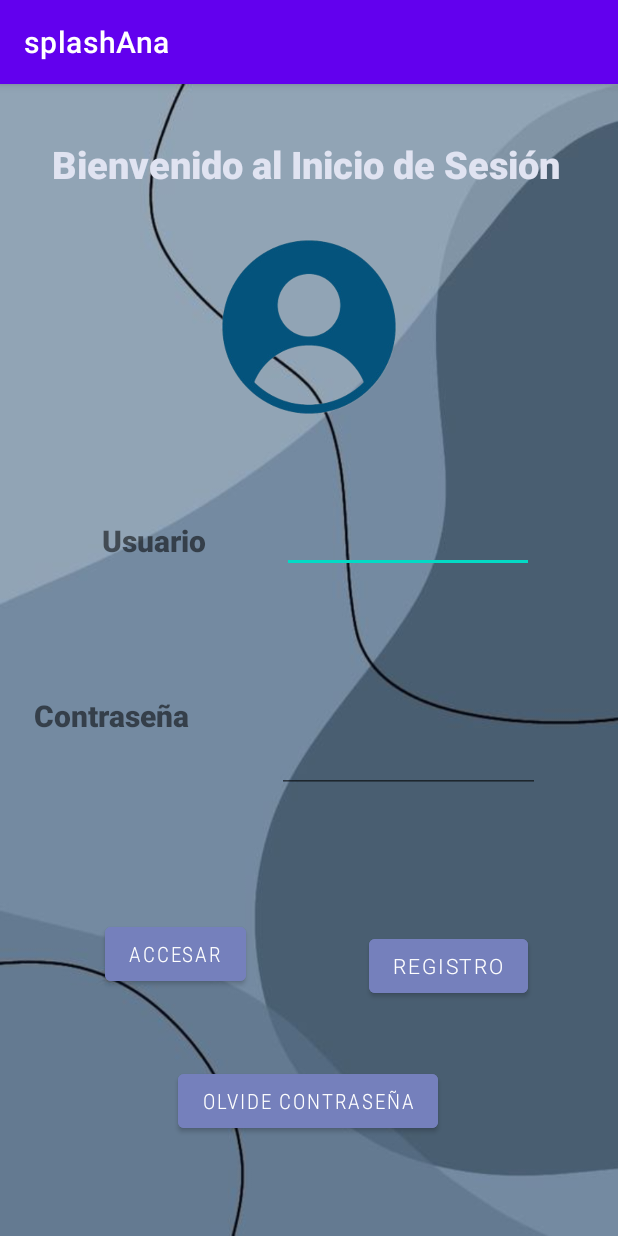
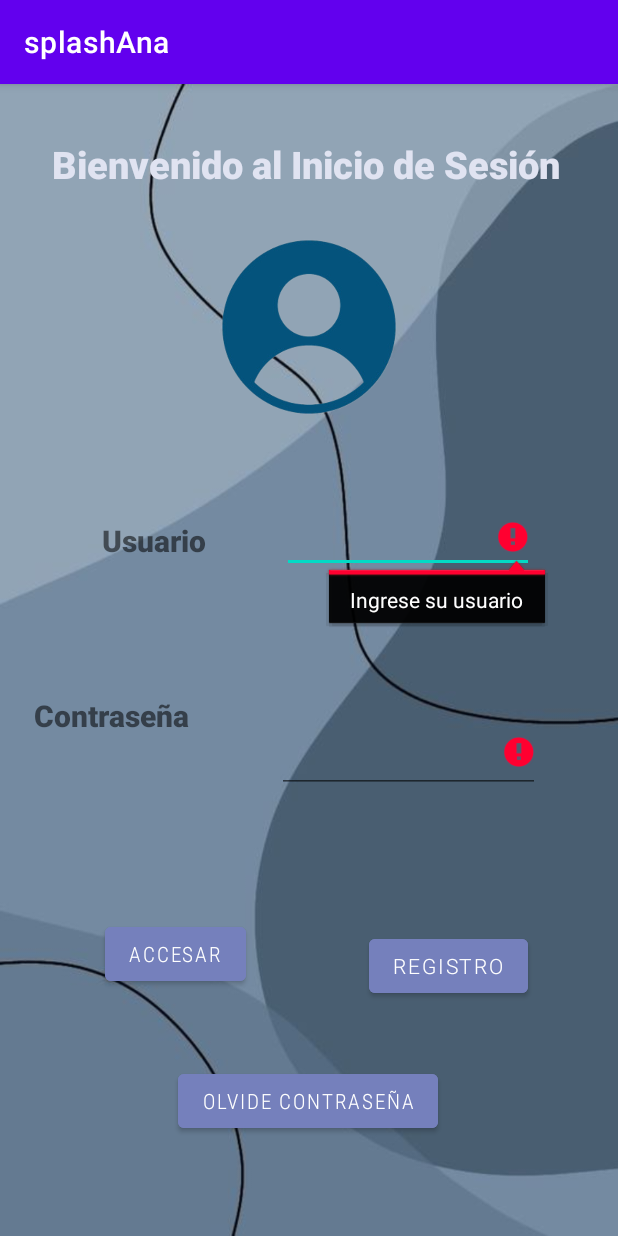
Before and after one commit to AnaNo17/Diggest, an Android app: the screen it shows after launch (Login), after a tap on "ACCESAR", on a phone screen of 412 x 824 dp. Run offline under Robolectric (Android 15) with nearby library versions, the phone set to English and light mode, and no system bars.

```diff
--- a/app/src/main/java/com/example/anasplash/Json/MyInfo.java
+++ b/app/src/main/java/com/example/anasplash/Json/MyInfo.java
@@ -11,12 +11,15 @@ public class MyInfo implements Serializable {
     private Boolean TUsuario;
     public MyInfo() {
     }
+
     public String getUsuario() {
         return usuario;
     }
     public void setUsuario(String usuario) {
         this.usuario = usuario;
     }
+
+
     public String getPassword() {
         return password;
     }
--- a/app/src/main/java/com/example/anasplash/Login.java
+++ b/app/src/main/java/com/example/anasplash/Login.java
@@ -8,10 +8,15 @@ import android.util.Log;
 import android.view.View;
 import android.widget.Button;
 import android.widget.EditText;
+import android.widget.TextView;
 import android.widget.Toast;
 import com.example.anasplash.Json.MyInfo;
+import com.google.android.material.textfield.TextInputEditText;
+import com.google.android.material.textfield.TextInputLayout;
 import com.google.gson.Gson;
 import com.google.gson.reflect.TypeToken;
+
+import org.w3c.dom.Text;
 
 import java.io.File;
 import java.io.FileInputStream;
@@ -29,14 +34,21 @@ public class Login extends AppCompatActivity {
     private List<MyInfo> list;
     public static String TAG = "mensaje";
     String json = null;
-    public static String usr,pswd;
+    public static String usr;
+
+    //modificacion de validar
+    private EditText pswds, usuario;
+    private TextView txtpas, txtusu;
+
     private static final char[] HEX_ARRAY = "0123456789ABCDEF".toCharArray();
+    byte []res = null;
+    String pass;
     @Override
     protected void onCreate(Bundle savedInstanceState) {
         super.onCreate(savedInstanceState);
         setContentView(R.layout.activity_login);
 
-        byte []res = null;
+
 
         registro = (Button)findViewById(R.id.btnRegistro);
         registro.setOnClickListener(new View.OnClickListener() {
@@ -47,22 +59,37 @@ public class Login extends AppCompatActivity {
             }
         });
         Button button2 = findViewById(R.id.btnAcceso);
-        EditText usuario = findViewById(R.id.userNameId);
-        EditText pswds = findViewById(R.id.passwordId);
+        usuario = findViewById(R.id.userNameId);
+
+        //modificacion validar
+        txtpas = findViewById(R.id.passwordId);
+        txtusu = findViewById(R.id.userNameId);
+
+        pswds = findViewById(R.id.passwordId);
         Read();
         json2List(json);
-        res = createSha1(String.valueOf(pswds));
-        if( res != null ) {
-            Log.d(TAG, String.format("%s", bytesToHex(res)));
-        }
+
 
 
         button2.setOnClickListener(new View.OnClickListener() {
             @Override
             public void onClick(View view) {
-                usr = String.valueOf(usuario.getText());
-                pswd =  String.valueOf(pswds.getText());
-                acceso();
+                try{
+                    if(validar()){
+                        usr = String.valueOf(usuario.getText());
+                        res = createSha1(String.valueOf(pswds.getText()));
+                        if( res != null ) {
+                            Log.d(TAG, String.format("%s", bytesToHex(res)));
+                            pass = bytesToHex(res);
+                        }
+                        acceso();
+                    }else{
+                        Toast.makeText(getApplicationContext(), "Por favor complete todos los campos", Toast.LENGTH_LONG).show();
+                    }
+                }catch (Exception e){
+                    Toast.makeText(getApplicationContext(), "Se ha producido un error al intentar logearte", Toast.LENGTH_LONG).show();
+                }
+
             }
         }); //hasta aqui la funcionalidad de botones
     }
@@ -122,7 +149,7 @@ public class Login extends AppCompatActivity {
     public void acceso(){
         int i=0;
         for(MyInfo myInfo : list){
-            if(myInfo.getUsuario().equals(usr)&&myInfo.getPassword().equals(pswd)){
+            if(myInfo.getUsuario().equals(usr) && myInfo.getPassword().equals(pass)){
                 Intent intent = new Intent(Login.this, Principal.class);
                 startActivity(intent);
                 i=1;
@@ -130,6 +157,7 @@ public class Login extends AppCompatActivity {
         }
         if(i==0){
             Toast.makeText(getApplicationContext(), "El usuario o contraseña son incorrectos", Toast.LENGTH_LONG).show();
+            Log.d(TAG, pass);
         }
     }
     public byte[] createSha1( String text )
@@ -164,5 +192,25 @@ public class Login extends AppCompatActivity {
             hexChars[j * 2 + 1] = HEX_ARRAY[v & 0x0F];
         }
         return new String(hexChars);
+
+    }//modificacion validar
+    private boolean validar (){
+        boolean retorno = true;
+        String usuario1, password;
+        usuario1 = usuario.getText().toString();
+        password = pswds.getText().toString();
+        if(usuario1.isEmpty()){
+            txtusu.setError("Ingrese su usuario");
+            retorno = false;
+        }else{
+            txtusu.setError("Ingrese su usuario");
+        }
+        if(password.isEmpty()){
+            txtpas.setError("Ingrese su contraseña");
+            retorno = false;
+        }else{
+            txtpas.setError("Ingrese su contraseña");
+        }
+        return retorno;
     }
 }
--- a/app/src/main/res/layout/activity_login.xml
+++ b/app/src/main/res/layout/activity_login.xml
@@ -59,7 +59,7 @@
         android:layout_height="54dp"
         android:layout_marginBottom="240dp"
         android:ems="10"
-        android:inputType="textPersonName"
+        android:inputType="textPassword"
         android:minHeight="48dp"
         app:layout_constraintBottom_toBottomOf="parent"
         app:layout_constraintEnd_toEndOf="parent"
```
Also changed, not shown: app/src/main/AndroidManifest.xml (+7 -4 lines), app/src/main/java/com/example/anasplash/OlvideContra.java (added, +14 -0 lines), app/src/main/java/com/example/anasplash/Registro.java (+18 -11 lines), app/src/main/res/layout/activity_olvide_contra.xml (added, +75 -0 lines).
